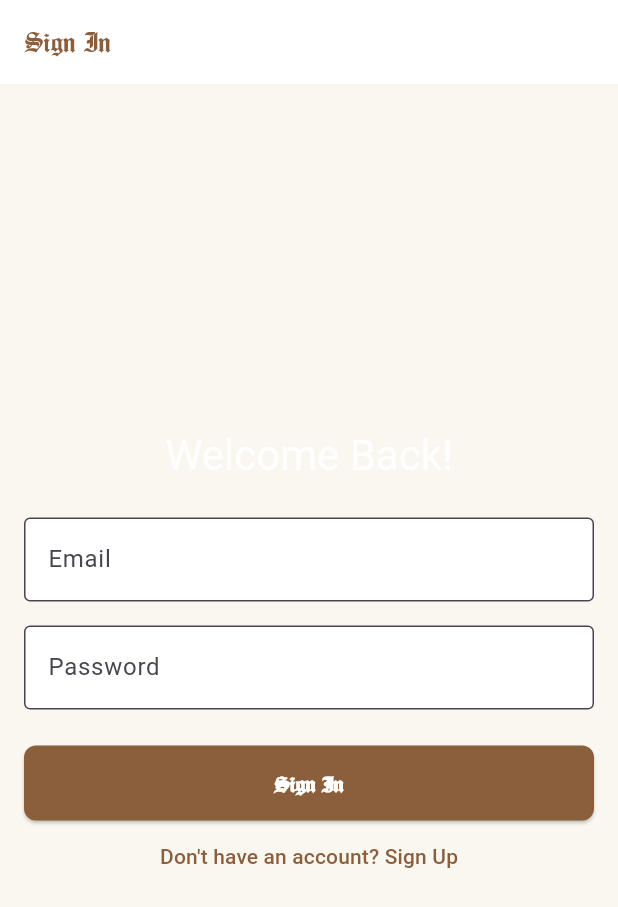
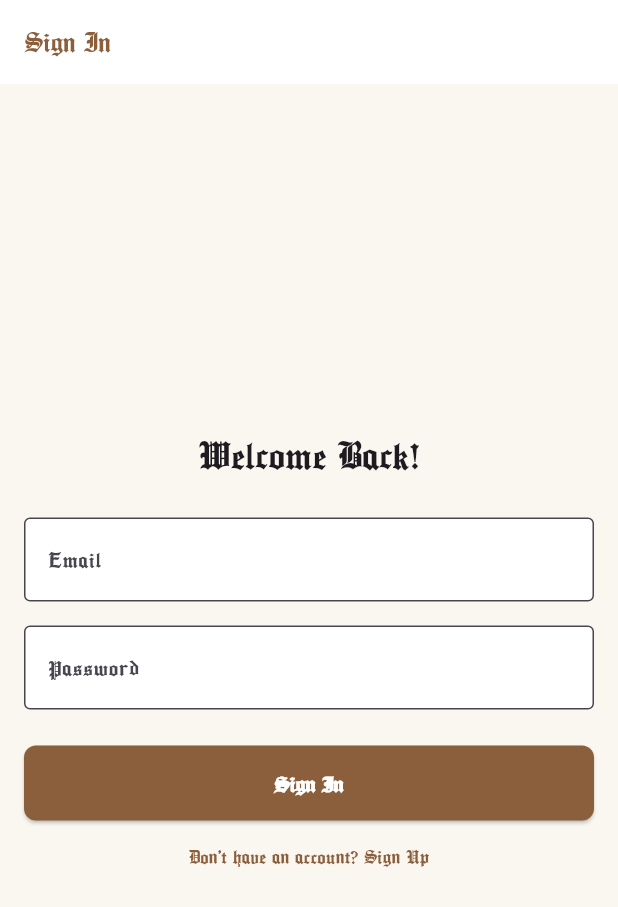
Before and after one commit to Duplic8e/bookMatch, a Flutter app: the screen it shows after launch, on a phone screen of 412 x 824 dp. Shown: the top 907 px of the screen. Run offline on Flutter 3.47's test engine with Material 3 defaults, Android fonts, the phone set to English and light mode, and no system bars; our stand-ins replace cloud_firestore, equatable, firebase_auth, firebase_core, flutter_riverpod, go_router and 5 more; missing offline and left inert: syncfusion_flutter_pdfviewer; accounts and stored records are empty; generated files the repository leaves out were written again.

Commit message:
fixed font issues

```diff
--- a/lib/core/theme/app_theme.dart
+++ b/lib/core/theme/app_theme.dart
@@ -13,9 +13,13 @@
   /// Light theme for library look
   static ThemeData get lightTheme {
     final base = ThemeData.light();
-    return base.copyWith(
+    return ThemeData(
+      // ← Set fontFamily here, in the constructor
       fontFamily: _fontFamily,
+      brightness: Brightness.light,
       scaffoldBackgroundColor: _bgColor,
+      primaryColor: _woodColor,
+
       colorScheme: base.colorScheme.copyWith(
         primary: _woodColor,
         secondary: _accentColor,
@@ -23,6 +27,7 @@
         surface: Colors.white,
         error: Colors.redAccent,
       ),
+
       iconTheme: const IconThemeData(color: _woodColor),
 
       appBarTheme: const AppBarTheme(
@@ -98,13 +103,14 @@
     );
   }
 
-  /// Dark theme fallback (optional)
+  /// Dark theme fallback
   static ThemeData get darkTheme {
-    final base = ThemeData.dark();
-    return base.copyWith(
+    return ThemeData(
       fontFamily: _fontFamily,
+      brightness: Brightness.dark,
+      primaryColor: Colors.teal,
       scaffoldBackgroundColor: Colors.grey[900],
-      colorScheme: base.colorScheme.copyWith(
+      colorScheme: ThemeData.dark().colorScheme.copyWith(
             primary: Colors.teal,
             secondary: _accentColor,
             background: Colors.grey[900]!,
@@ -112,7 +118,6 @@
             error: Colors.redAccent,
           ),
       iconTheme: const IconThemeData(color: Colors.white),
-
       appBarTheme: AppBarTheme(
         backgroundColor: Colors.grey[850],
         iconTheme: const IconThemeData(color: Colors.white),
@@ -123,7 +128,6 @@
           fontWeight: FontWeight.w600,
         ),
       ),
-
       textTheme: const TextTheme(
         titleLarge: TextStyle(
           fontFamily: _fontFamily,
@@ -148,7 +152,6 @@
           fontSize: 14,
         ),
       ),
-
       inputDecorationTheme: InputDecorationTheme(
         filled: true,
         fillColor: Colors.grey[800],
@@ -161,7 +164,6 @@
           borderSide: BorderSide.none,
         ),
       ),
-
       elevatedButtonTheme: ElevatedButtonThemeData(
         style: ElevatedButton.styleFrom(
           backgroundColor: Colors.teal,
@@ -175,7 +177,6 @@
           ),
         ),
       ),
-
       bottomNavigationBarTheme: const BottomNavigationBarThemeData(
         backgroundColor: Colors.black,
         selectedItemColor: Colors.teal,
@@ -184,13 +185,14 @@
     );
   }
 
-  /// A ready-to-use Merriweather TextTheme
+  /// Merriweather TextTheme you can pull from anywhere
   static TextTheme get merriweatherTextTheme {
     return GoogleFonts.merriweatherTextTheme(lightTheme.textTheme);
   }
 }
 
-/// Extension on BuildContext for convenience
+/// Extension on BuildContext for convenience:
+///   context.merriweather.titleMedium
 extension MerriweatherStyles on BuildContext {
   TextTheme get merriweather => AppTheme.merriweatherTextTheme;
 }
```
Lines whose indentation alone changed are shown as unchanged.
